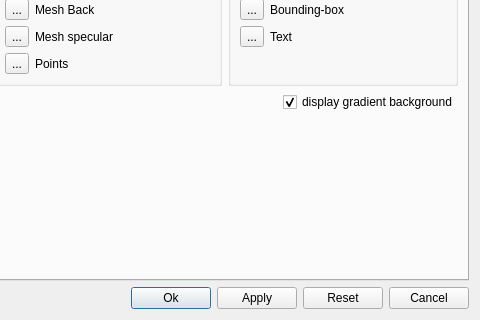
Above: libs/CVAppCommon/ui/displayOptionsDlg.ui from Asher-1/ACloudViewer before the change; both pictures show x 265 to 745 and y 103 to 423 of the 745 by 423 pixel window. Below: the same form after it.
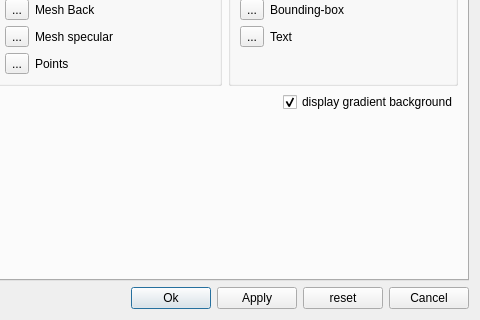
That is the form after the change. Icons and pictures are not drawn.

```diff
--- a/libs/CVAppCommon/ui/displayOptionsDlg.ui
+++ b/libs/CVAppCommon/ui/displayOptionsDlg.ui
@@ -985,7 +985,7 @@
      <item>
       <widget class="QPushButton" name="resetButton">
        <property name="text">
-        <string>Reset</string>
+        <string>reset</string>
        </property>
       </widget>
      </item>
```
